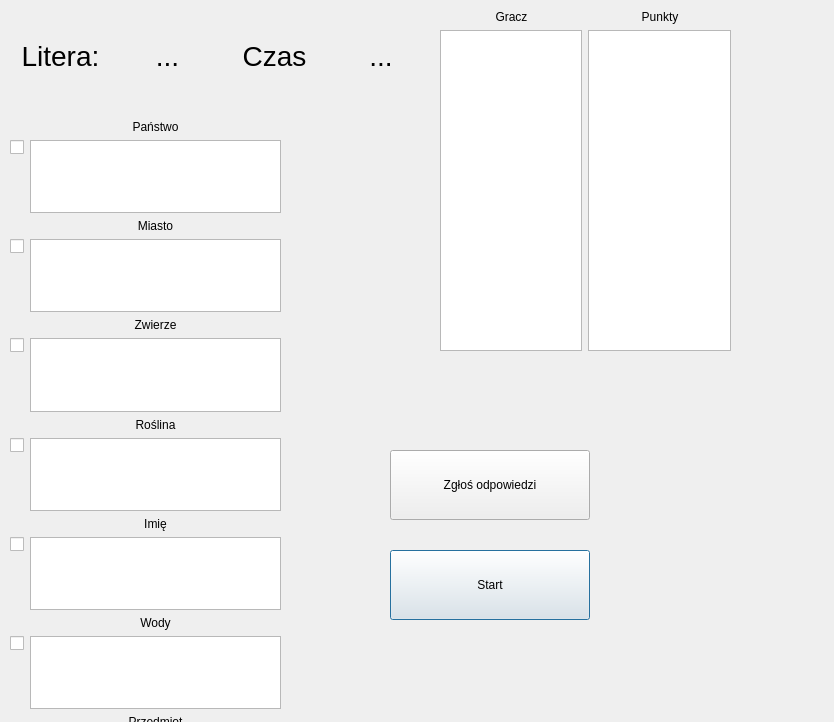
mbolimowski/PanstwaMiasta, file PanstwaMiastaQT/gamemain.ui: the form before one commit.
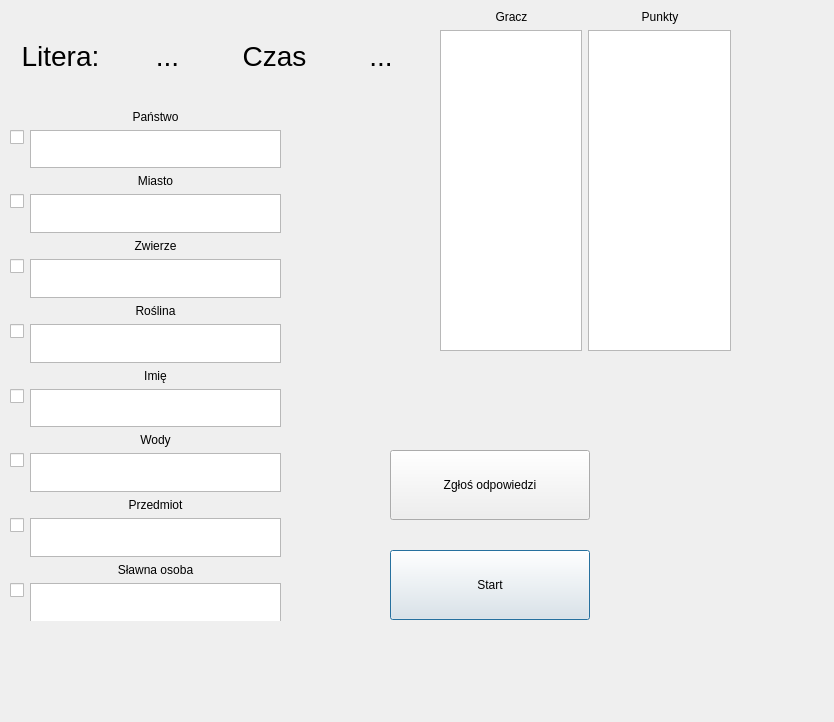
The form after the commit.

The edit to the form file:
```diff
--- a/PanstwaMiastaQT/gamemain.ui
+++ b/PanstwaMiastaQT/gamemain.ui
@@ -39,7 +39,7 @@
     <string>Zgłoś odpowiedzi</string>
    </property>
   </widget>
-  <widget class="QWidget" name="">
+  <widget class="QWidget" name="layoutWidget">
    <property name="geometry">
     <rect>
      <x>10</x>
@@ -134,13 +134,13 @@
     </item>
    </layout>
   </widget>
-  <widget class="QWidget" name="">
+  <widget class="QWidget" name="layoutWidget">
    <property name="geometry">
     <rect>
      <x>10</x>
-     <y>120</y>
+     <y>110</y>
      <width>271</width>
-     <height>788</height>
+     <height>511</height>
     </rect>
    </property>
    <layout class="QFormLayout" name="formLayout">
@@ -163,6 +163,9 @@
     </item>
     <item row="1" column="1">
      <widget class="QTextEdit" name="panstwoTextEdit">
+      <property name="enabled">
+       <bool>true</bool>
+      </property>
       <property name="lineWidth">
        <number>1</number>
       </property>
@@ -310,7 +313,7 @@
     </item>
    </layout>
   </widget>
-  <widget class="QWidget" name="">
+  <widget class="QWidget" name="layoutWidget">
    <property name="geometry">
     <rect>
      <x>440</x>
```
Left out of the diff: 2 changed lines with no effect on the pictures.
